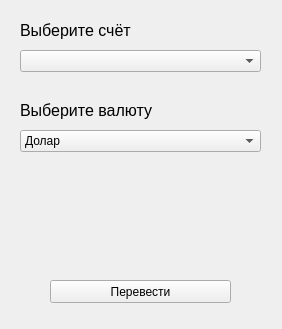
Before: the Qt Designer form changeCurrency.ui in taishakutenn/TTbank, drawn with Qt 5.
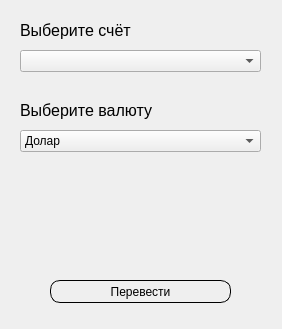
After: the same form once the commit is applied. Icons and pictures are not drawn.

```diff
--- a/changeCurrency.ui
+++ b/changeCurrency.ui
@@ -13,6 +13,12 @@
   <property name="windowTitle">
    <string>Form</string>
   </property>
+  <property name="styleSheet">
+   <string notr="true">QPushButton{
+	border: 1px solid black;
+	border-radius: 10px;
+}</string>
+  </property>
   <widget class="QComboBox" name="accountsBox">
    <property name="geometry">
     <rect>
@@ -104,6 +110,15 @@
      <height>23</height>
     </rect>
    </property>
+   <property name="cursor">
+    <cursorShape>PointingHandCursor</cursorShape>
+   </property>
+   <property name="styleSheet">
+    <string notr="true">QPushButton:hover {
+    background-color: rgb(204, 102, 255);
+}
+</string>
+   </property>
    <property name="text">
     <string>Перевести</string>
    </property>
```
